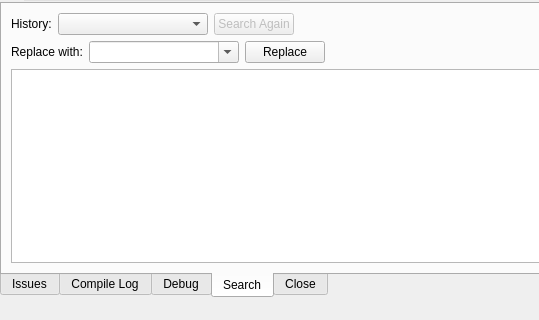
Above: RedPandaIDE/mainwindow.ui from royqh1979/RedPanda-CPP before the change; both pictures show x 0 to 539 and y 337 to 657 of the 946 by 657 pixel window. Below: the same form after it.
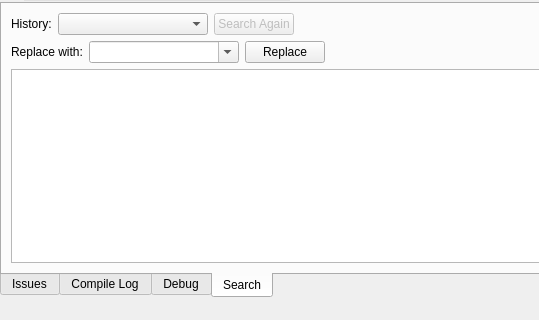
That is the form after the change. The open tabs and pages were chosen to show the change. Icons and pictures are not drawn. Custom widgets are drawn as their Qt base class.

Diff of the .ui file:
```diff
--- a/RedPandaIDE/mainwindow.ui
+++ b/RedPandaIDE/mainwindow.ui
@@ -762,16 +762,6 @@
          </item>
         </layout>
        </widget>
-       <widget class="QWidget" name="tabClose">
-        <attribute name="icon">
-         <iconset>
-          <normalon>:/icons/images/newlook24/008-close.png</normalon>
-         </iconset>
-        </attribute>
-        <attribute name="title">
-         <string>Close</string>
-        </attribute>
-       </widget>
       </widget>
      </widget>
     </item>
```
Left out of the diff: 2 changed lines with no effect on the pictures.
